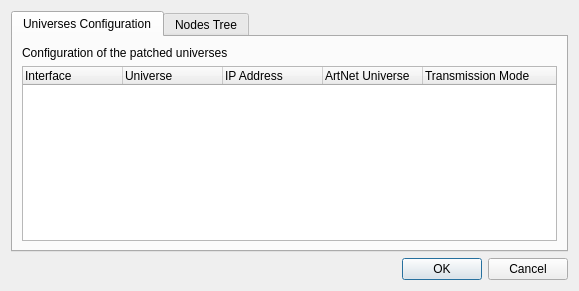
Above: StageRunner/plugins/artnet/src/configureartnet.ui from Pit1966/StageRunner before the change. Below: the same form after it.
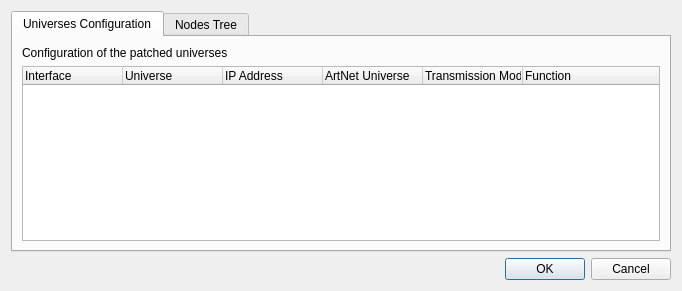
That is the form after the change.

Patch:
```diff
--- a/StageRunner/plugins/artnet/src/configureartnet.ui
+++ b/StageRunner/plugins/artnet/src/configureartnet.ui
@@ -25,7 +25,7 @@
    <rect>
     <x>0</x>
     <y>0</y>
-    <width>579</width>
+    <width>682</width>
     <height>291</height>
    </rect>
   </property>
@@ -77,6 +77,11 @@
            <string>Transmission Mode</string>
           </property>
          </column>
+         <column>
+          <property name="text">
+           <string>Function</string>
+          </property>
+         </column>
         </widget>
        </item>
       </layout>
```
Left out of the diff: 6 changed lines with no effect on the pictures.
